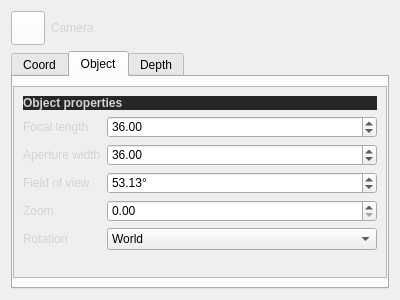
Before: the Qt Designer form QChromosome/camerasettings.ui in Michalaq/ChromosomeVisualizer, drawn with Qt 5.
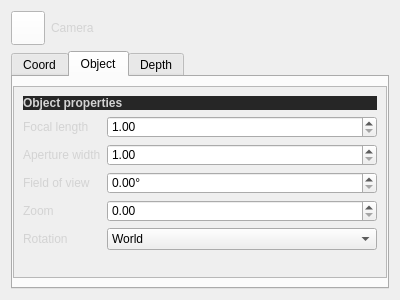
After: the same form once the commit is applied. The open tabs and pages were chosen to show the change. Icons and pictures are not drawn. Custom widgets are drawn as their Qt base class.

```diff
--- a/QChromosome/camerasettings.ui
+++ b/QChromosome/camerasettings.ui
@@ -372,9 +372,6 @@
                <property name="maximum">
                 <double>65535.000000000000000</double>
                </property>
-               <property name="value">
-                <double>36.000000000000000</double>
-               </property>
               </widget>
              </item>
              <item row="1" column="1">
@@ -385,9 +382,6 @@
                <property name="maximum">
                 <double>65535.000000000000000</double>
                </property>
-               <property name="value">
-                <double>36.000000000000000</double>
-               </property>
               </widget>
              </item>
              <item row="2" column="1">
@@ -398,9 +392,6 @@
                <property name="maximum">
                 <double>180.000000000000000</double>
                </property>
-               <property name="value">
-                <double>53.130000000000003</double>
-               </property>
               </widget>
              </item>
              <item row="4" column="1">
```
Left out of the diff: 15 changed lines with no effect on the pictures.
